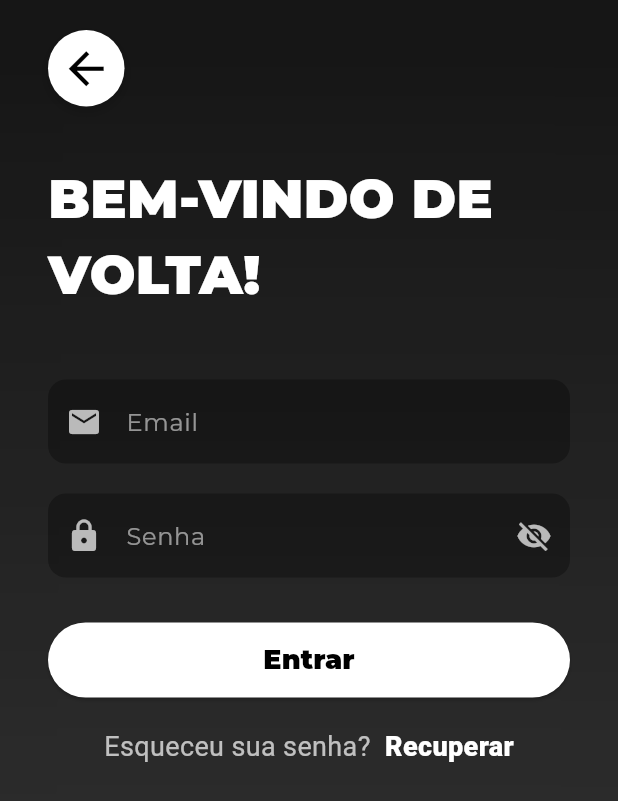
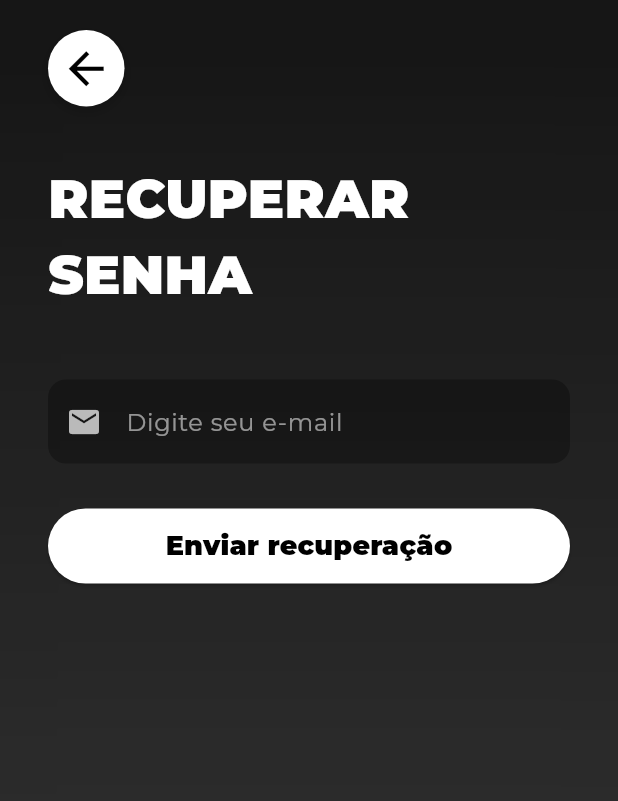
Before and after one commit to gui-bvr/projeto-portifolio-FiscalBox, a Flutter app: the LoginPage screen opened by its route, after a tap on an icon or button, on a phone screen of 412 x 824 dp. Shown: the top 801 px of the screen. Run offline on Flutter 3.47's test engine with Material 3 defaults, Android fonts, the phone set to English and light mode, and no system bars; our stand-ins replace flutter_dotenv, get, get_storage, mask_text_input_formatter, supabase_flutter; accounts and stored records are empty; project files that could hold a hidden picture were left out.

Commit message:
Criação da página de forgotten password

```diff
--- a/lib/app_routes.dart
+++ b/lib/app_routes.dart
@@ -1,14 +1,16 @@
 import 'package:get/get.dart';
+import 'modules/login_screens/forgotten_screen.dart';
 import 'modules/login_screens/login_page.dart';
-import 'home_page.dart';
 import 'modules/login_screens/welcome_page.dart';
 import 'modules/login_screens/register_page.dart';
+import 'home_page.dart';
 
 class AppRoutes {
   static final routes = [
     GetPage(name: '/welcome', page: () => WelcomePage()),
     GetPage(name: '/login', page: () => LoginPage()),
     GetPage(name: '/register', page: () => RegisterPage()),
+    GetPage(name: '/forgotten', page: () => ForgottenPasswordPage()),
     GetPage(name: '/home', page: () => HomePage()),
   ];
 }
--- /dev/null
+++ b/lib/modules/login_screens/forgotten_screen.dart
@@ -0,0 +1,155 @@
+import 'dart:ui';
+import 'package:flutter/material.dart';
+import 'package:get/get.dart';
+import 'package:supabase_flutter/supabase_flutter.dart';
+import '../../../../themes/app_snackbar.dart';
+
+class ForgottenPasswordPage extends StatefulWidget {
+  const ForgottenPasswordPage({super.key});
+
+  @override
+  State<ForgottenPasswordPage> createState() => _ForgottenPasswordPageState();
+}
+
+class _ForgottenPasswordPageState extends State<ForgottenPasswordPage> {
+  final _emailController = TextEditingController();
+
+  void _recoverPassword() async {
+    final email = _emailController.text.trim();
+
+    if (email.isEmpty) {
+      AppSnackbar.error('Digite seu e-mail para continuar');
+      return;
+    }
+
+    final emailRegex = RegExp(r'^[\w\-\.]+@([\w\-]+\.)+[\w\-]{2,}\$');
+    if (!emailRegex.hasMatch(email)) {
+      AppSnackbar.error('E-mail inválido');
+      return;
+    }
+
+    try {
+      await Supabase.instance.client.auth.resetPasswordForEmail(email);
+      AppSnackbar.success('E-mail de recuperação enviado com sucesso');
+      Get.offAllNamed('/login');
+    } catch (e) {
+      AppSnackbar.error('Erro ao enviar e-mail: ${e.toString()}');
+      print('Erro ao enviar recuperação: $e');
+    }
+  }
+
+  @override
+  Widget build(BuildContext context) {
+    return Scaffold(
+      body: Stack(
+        children: [
+          Container(
+            decoration: const BoxDecoration(
+              gradient: LinearGradient(
+                colors: [Color(0xFF1A1A1A), Color.fromARGB(255, 69, 69, 69)],
+                begin: Alignment.topCenter,
+                end: Alignment.bottomCenter,
+              ),
+            ),
+          ),
+          BackdropFilter(
+            filter: ImageFilter.blur(sigmaX: 20, sigmaY: 20),
+            child: Container(color: Colors.black.withOpacity(0.2)),
+          ),
+          SafeArea(
+            child: SingleChildScrollView(
+              padding: const EdgeInsets.symmetric(horizontal: 32, vertical: 20),
+              child: Column(
+                crossAxisAlignment: CrossAxisAlignment.start,
+                children: [
+                  _buildBackButton(),
+                  const SizedBox(height: 35),
+                  const Text(
+                    'RECUPERAR SENHA',
+                    style: TextStyle(
+                      fontFamily: 'Montserrat',
+                      fontSize: 36,
+                      fontWeight: FontWeight.w900,
+                      color: Colors.white,
+                    ),
+                  ),
+                  const SizedBox(height: 45),
+                  _buildTextField(
+                    controller: _emailController,
+                    icon: Icons.email,
+                    hint: 'Digite seu e-mail',
+                  ),
+                  const SizedBox(height: 30),
+                  SizedBox(
+                    width: double.infinity,
+                    height: 50,
+                    child: ElevatedButton(
+                      onPressed: _recoverPassword,
+                      style: ElevatedButton.styleFrom(
+                        backgroundColor: Colors.white,
+                        foregroundColor: Colors.black,
+                        shape: RoundedRectangleBorder(
+                          borderRadius: BorderRadius.circular(30),
+                        ),
+                      ),
+                      child: const Text(
+                        'Enviar recuperação',
+                        style: TextStyle(
+                          fontFamily: 'Montserrat',
+                          fontSize: 18,
+                          fontWeight: FontWeight.w800,
+                        ),
+                      ),
+                    ),
+                  )
+                ],
+              ),
+            ),
+          )
+        ],
+      ),
+    );
+  }
+
+  Widget _buildTextField({
+    required TextEditingController controller,
+    required IconData icon,
+    required String hint,
+  }) {
+    return TextField(
+      controller: controller,
+      style: const TextStyle(fontFamily: 'Montserrat', color: Colors.white),
+      decoration: InputDecoration(
+        prefixIcon: Icon(icon, color: Colors.white70),
+        hintText: hint,
+        hintStyle: const TextStyle(color: Colors.white54),
+        filled: true,
+        fillColor: Colors.black.withOpacity(0.3),
+        border: OutlineInputBorder(
+          borderRadius: BorderRadius.circular(12),
+          borderSide: BorderSide.none,
+        ),
+      ),
+    );
+  }
+
+  Widget _buildBackButton() {
+    return Container(
+      decoration: BoxDecoration(
+        color: Colors.white,
+        shape: BoxShape.circle,
+        boxShadow: [
+          BoxShadow(
+            color: Colors.black.withOpacity(0.2),
+            blurRadius: 6,
+            offset: const Offset(0, 3),
+          ),
+        ],
+      ),
+      child: IconButton(
+        icon: const Icon(Icons.arrow_back, color: Colors.black, size: 35),
+        onPressed: () => Get.toNamed('/welcome'),
+      ),
+    );
+  }
+}
```
